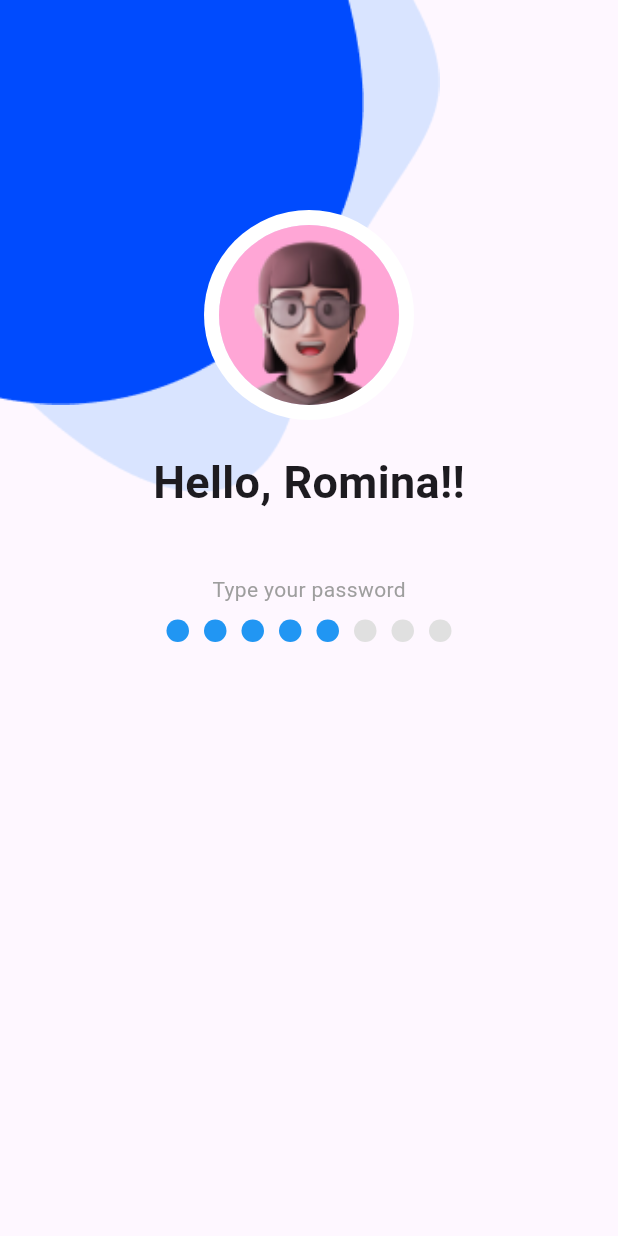
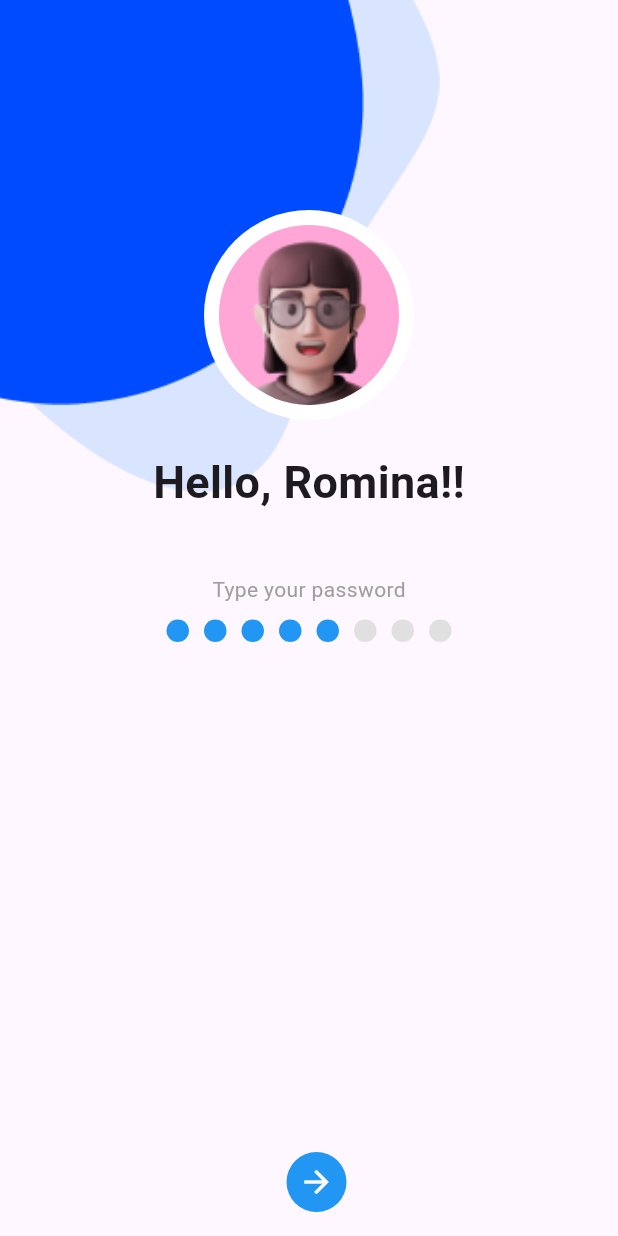
Before and after one commit to abwkhlf/Abdulmomen-Al-Nahari, a Flutter app: the Password screen opened directly, on a phone screen of 412 x 824 dp. Run offline on Flutter 3.47's test engine with Material 3 defaults, Android fonts, the phone set to English and light mode, and no system bars.

Commit message:
feat(projet): Update of a passwrd_pages

```diff
--- a/lib/Password_page.dart
+++ b/lib/Password_page.dart
@@ -2,6 +2,7 @@
 
 import 'Widget and text.dart';
 import 'Widget_Image.dart';
+import 'password_tow.dart';
 
 class Password extends StatelessWidget {
   @override
@@ -59,6 +60,36 @@
               ],
             ),
           ),
+          Align(
+            alignment: Alignment.bottomCenter,
+            child: Padding(
+              padding: const EdgeInsets.all(16.0),
+              child: Row(
+                mainAxisAlignment: MainAxisAlignment.center,
+                children: [
+                  const SizedBox(width: 10),
+                  GestureDetector(
+                    onTap: () {
+                      Navigator.push(
+                        context,
+                        MaterialPageRoute(
+                          builder: (context) => Password_tow(),
+                        ),
+                      );
+                    },
+                    child: const CircleAvatar(
+                      backgroundColor: Colors.blue,
+                      radius: 20,
+                      child: Icon(
+                        Icons.arrow_forward,
+                        color: Colors.white,
+                      ),
+                    ),
+                  ),
+                ],
+              ),
+            ),
+          ),
         ],
       ),
     );
```
